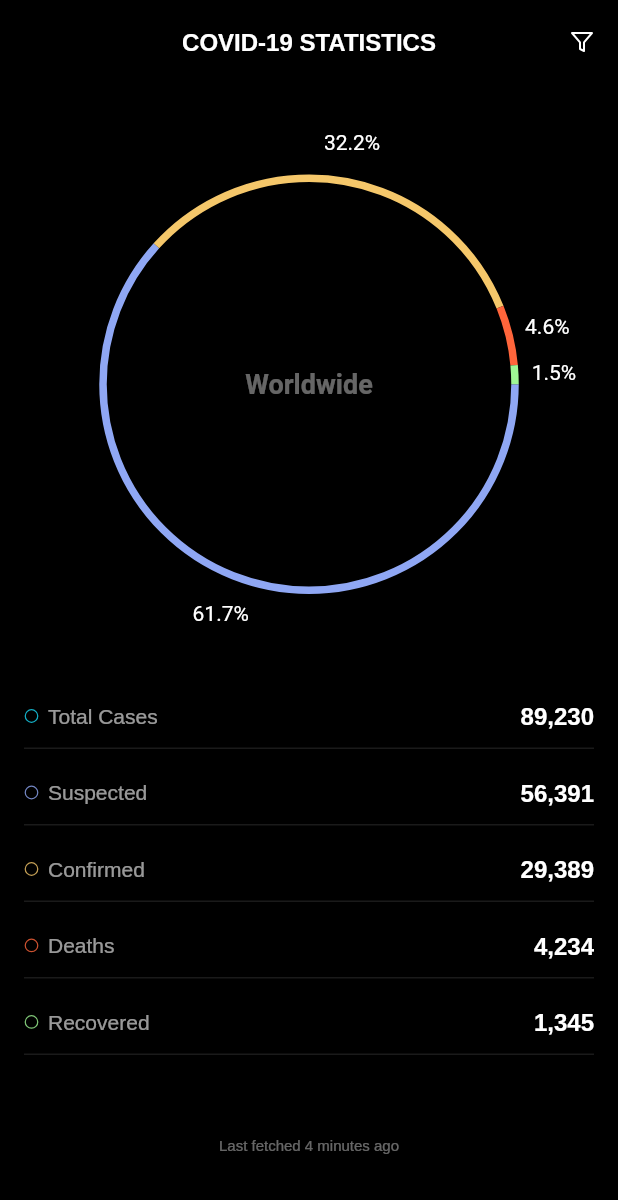
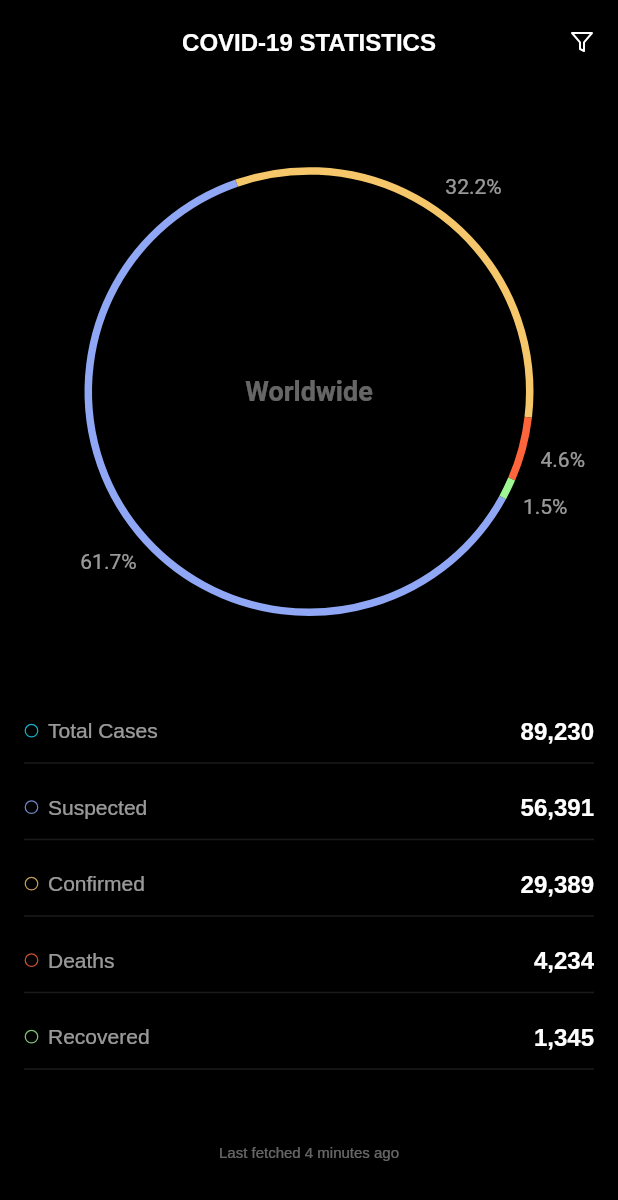
Before and after one commit to shyrwinsia/corona-watch, a Flutter app: the screen it shows after launch, on a phone screen of 412 x 824 dp. Shown: the top 1200 px of the screen. Run offline on Flutter 3.47's test engine with Material 2 defaults, Android fonts, the phone set to English and light mode, and no system bars; our stand-ins replace feather_icons_flutter.

Commit message:
Made labels lighter

```diff
--- a/lib/main.dart
+++ b/lib/main.dart
@@ -82,12 +82,10 @@ class _MyHomePageState extends State<MyHomePage> {
                     PieChart(
                       dataMap: dataMap,
                       animationDuration: Duration(milliseconds: 800),
-                      chartLegendSpacing: 32.0,
-                      chartRadius: MediaQuery.of(context).size.width / 1.5,
+                      chartRadius: MediaQuery.of(context).size.width / 1.4,
                       showChartValuesInPercentage: true,
                       showChartValues: false,
                       showChartValuesOutside: true,
-                      chartValueBackgroundColor: Colors.grey[200],
                       colorList: [
                         Color(0xff8fa7f4),
                         Color(0xfff5c76a),
@@ -97,10 +95,10 @@ class _MyHomePageState extends State<MyHomePage> {
                       showLegends: false,
                       decimalPlaces: 1,
                       showChartValueLabel: true,
-                      initialAngle: 0,
+                      initialAngle: 0.5,
                       chartType: ChartType.ring,
                       chartValueStyle: TextStyle(
-                        color: Colors.white,
+                        color: Colors.white.withOpacity(0.6),
                       ),
                       title: 'Worldwide',
                     ),
```
